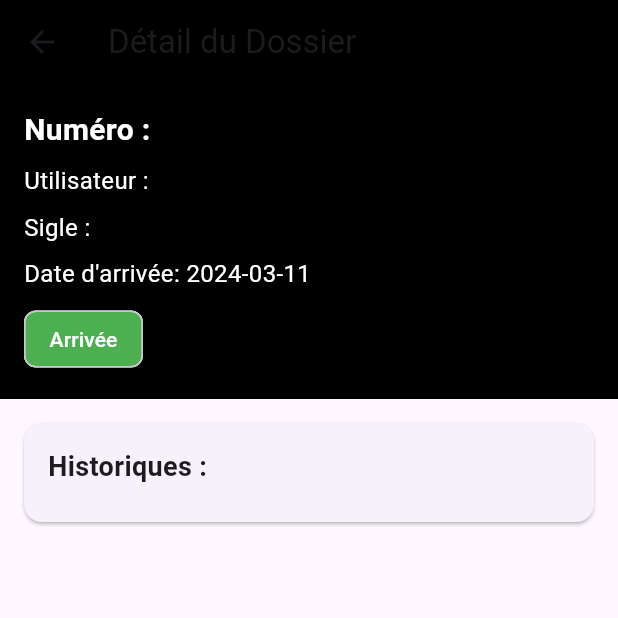
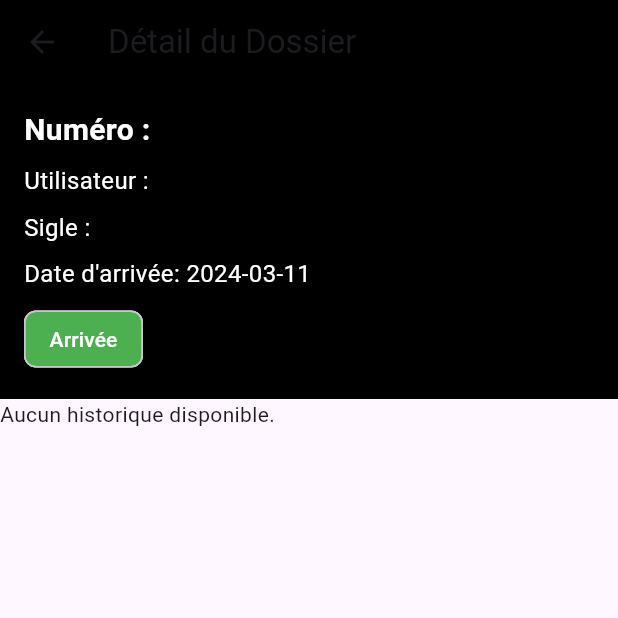
Before and after one commit to Finoana71/test-flutter, a Flutter app: the DetailDossierPage screen opened directly with empty values, on a phone screen of 412 x 824 dp, the top half of it. Run offline on Flutter 3.47's test engine with Material 3 defaults, Android fonts, the light colour scheme and no system bars; our stand-ins replace file_picker, font_awesome_flutter, get, sqflite; accounts and stored records are empty.

Commit message:
Show histories

```diff
--- a/lib/repositories/dossier_repository.dart
+++ b/lib/repositories/dossier_repository.dart
@@ -37,6 +37,12 @@ class DossierRepository {
     return await connection?.query(table, where: where, whereArgs: whereArgs);
   }
 
+  Future<List<Map<String, dynamic>>?> readAllData(
+      String table, String where, List whereArgs) async {
+    var connection = await database;
+    return await connection?.query(table, where: where, whereArgs: whereArgs);
+  }
+
   Future<List<Map<String, dynamic>>?> readDataById(int dossierId) async {
     var connection = await database;
     return await connection
--- a/lib/screens/detail.dart
+++ b/lib/screens/detail.dart
@@ -1,20 +1,50 @@
 import 'package:flutter/material.dart';
 import 'package:gestiondossier/models/dossier.dart';
+import 'package:gestiondossier/models/historique.dart';
 import 'package:gestiondossier/services/dossier.dart';
 import 'package:gestiondossier/services/dossier_service.dart';
 import 'package:gestiondossier/widgets/historique/listHistorique.dart';
 
-class DetailDossierPage extends StatelessWidget {
+class DetailDossierPage extends StatefulWidget {
   final Dossier dossier;
   DossierService dossierService = DossierService();
 
   DetailDossierPage({required this.dossier});
 
   @override
+  _DetailDossierPageState createState() => _DetailDossierPageState();
+}
+
+class _DetailDossierPageState extends State<DetailDossierPage> {
+  late List<Historique> historiques;
+
+  @override
+  void initState() {
+    super.initState();
+    _fetchHistoriqueData();
+  }
+
+  Future<void> _fetchHistoriqueData() async {
+    try {
+      // Récupérer l'historique du dossier en utilisant la méthode de dossierService
+      historiques =
+          await widget.dossierService.getHistoriqueDossiers(widget.dossier.id!);
+
+      // Rafraîchir l'interface utilisateur
+      if (mounted) {
+        setState(() {});
+      }
+    } catch (e) {
+      print('Erreur lors de la récupération de l\'historique : $e');
+      // Gérer l'erreur selon vos besoins
+    }
+  }
+
+  @override
   Widget build(BuildContext context) {
     return Scaffold(
       appBar: AppBar(
-        title: Text("Détail du Dossier ${dossier.numero}"),
+        title: Text("Détail du Dossier ${widget.dossier.numero}"),
         backgroundColor: Colors.black,
       ),
       body: SingleChildScrollView(
@@ -31,7 +61,7 @@ class DetailDossierPage extends StatelessWidget {
                   crossAxisAlignment: CrossAxisAlignment.start,
                   children: [
                     Text(
-                      "Numéro : ${dossier.numero}",
+                      "Numéro : ${widget.dossier.numero}",
                       style: TextStyle(
                         fontSize: 20,
                         fontWeight: FontWeight.bold,
@@ -40,7 +70,7 @@ class DetailDossierPage extends StatelessWidget {
                     ),
                     SizedBox(height: 8),
                     Text(
-                      "Utilisateur : ${dossier.utilisateur}",
+                      "Utilisateur : ${widget.dossier.utilisateur}",
                       style: TextStyle(
                         fontSize: 16,
                         color: Colors.white,
@@ -48,7 +78,7 @@ class DetailDossierPage extends StatelessWidget {
                     ),
                     SizedBox(height: 8),
                     Text(
-                      "Sigle : ${dossier.sigle}",
+                      "Sigle : ${widget.dossier.sigle}",
                       style: TextStyle(
                         fontSize: 16,
                         color: Colors.white,
@@ -56,7 +86,7 @@ class DetailDossierPage extends StatelessWidget {
                     ),
                     SizedBox(height: 8),
                     Text(
-                      "Date d'arrivée: ${dossier.date!.toLocal().toString().split(' ')[0]}",
+                      "Date d'arrivée: ${widget.dossier.date!.toLocal().toString().split(' ')[0]}",
                       style: TextStyle(
                         fontSize: 16,
                         color: Colors.white,
@@ -65,19 +95,23 @@ class DetailDossierPage extends StatelessWidget {
                     SizedBox(height: 8),
                     Chip(
                       label: Text(
-                        "${dossier.getStatut()}",
+                        "${widget.dossier.getStatut()}",
                         style: TextStyle(color: Colors.white),
                       ),
-                      backgroundColor:
-                          dossierService.getColorForStatut(dossier.statut),
+                      backgroundColor: widget.dossierService
+                          .getColorForStatut(widget.dossier.statut),
                     ),
                   ],
                 ),
               ),
             ),
-            ListHistoriqueCard(
-              historiques: dossier.historiques,
-            ),
+            // Afficher l'historique
+            if (historiques.isNotEmpty)
+              ListHistoriqueCard(
+                historiques: historiques,
+              )
+            else
+              Text('Aucun historique disponible.'),
           ],
         ),
       ),
--- a/lib/services/dossier_service.dart
+++ b/lib/services/dossier_service.dart
@@ -53,6 +53,13 @@ class DossierService {
     return (await _repository.deleteDataById(dossierId))!;
   }
 
+  Future<List<Historique>> getHistoriqueDossiers(int idDossier) async {
+    String where = "idDossier = ?";
+    List args = [idDossier];
+    var data = await _repository.readAllData(tableHistorique, where, args);
+    return data!.map((e) => Historique.fromMap(e)).toList();
+  }
+
   // Fonction pour obtenir la couleur en fonction du statut
   Color getColorForStatut(Statut? statut) {
     switch (statut) {
```
